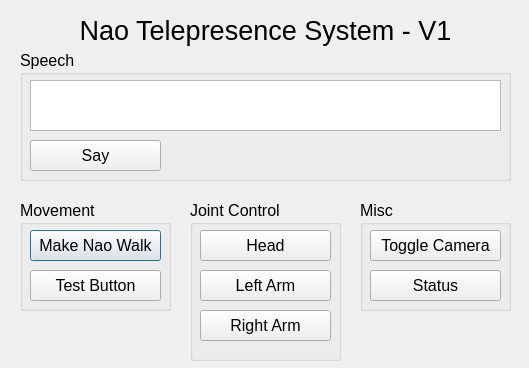
Qt form gui/main_window.ui (PrakashW94/fyp-telepresence) before a commit.
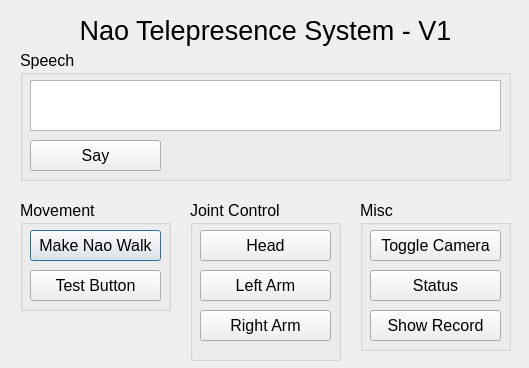
The same form after that commit.

What changed in the file:
```diff
--- a/gui/main_window.ui
+++ b/gui/main_window.ui
@@ -208,7 +208,7 @@
      <x>360</x>
      <y>200</y>
      <width>151</width>
-     <height>111</height>
+     <height>151</height>
     </rect>
    </property>
    <property name="font">
@@ -245,6 +245,19 @@
      <string>Status</string>
     </property>
    </widget>
+   <widget class="QPushButton" name="btn_command_list">
+    <property name="geometry">
+     <rect>
+      <x>10</x>
+      <y>110</y>
+      <width>131</width>
+      <height>31</height>
+     </rect>
+    </property>
+    <property name="text">
+     <string>Show Record</string>
+    </property>
+   </widget>
   </widget>
  </widget>
  <resources/>
```
